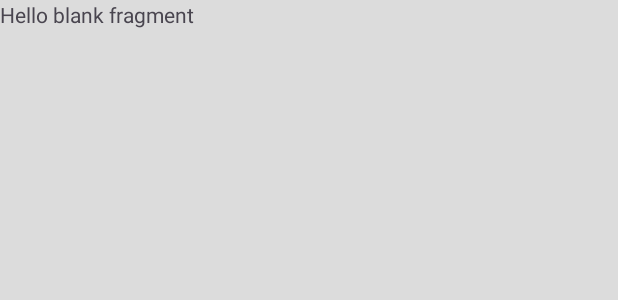
After one commit to MuchamadAndriyanto/ParfumStore, an Android app: the layout fragment_detail.xml on its own in the app's theme, with its tools: preview values and no code run, on a phone screen of 412 x 824 dp. The commit adds this screen. Shown: the top 300 px of the screen. Run offline under Robolectric (Android 15) with nearby library versions, the phone set to English and light mode, and no system bars.

Commit message:
update data

```diff
--- a/app/src/main/res/layout/activity_main.xml
+++ b/app/src/main/res/layout/activity_main.xml
@@ -19,6 +19,7 @@
         tools:ignore="MissingConstraints" />
 
     <com.google.android.material.bottomnavigation.BottomNavigationView
+        android:id="@+id/bottomNav"
         android:layout_width="0dp"
         android:layout_height="60dp"
         android:layout_marginStart="20dp"
--- a/app/src/main/res/layout/fragment_cart.xml
+++ b/app/src/main/res/layout/fragment_cart.xml
@@ -2,13 +2,13 @@
 <FrameLayout xmlns:android="http://schemas.android.com/apk/res/android"
     xmlns:tools="http://schemas.android.com/tools"
     android:layout_width="match_parent"
+    android:background="@color/bg"
     android:layout_height="match_parent"
     tools:context=".view.CartFragment">
 
-    <!-- TODO: Update blank fragment layout -->
     <TextView
         android:layout_width="match_parent"
         android:layout_height="match_parent"
-        android:text="@string/hello_blank_fragment" />
+        android:text="Cart" />
 
 </FrameLayout>
--- /dev/null
+++ b/app/src/main/res/layout/fragment_detail.xml
@@ -0,0 +1,15 @@
+<?xml version="1.0" encoding="utf-8"?>
+<FrameLayout xmlns:android="http://schemas.android.com/apk/res/android"
+    xmlns:tools="http://schemas.android.com/tools"
+    android:layout_width="match_parent"
+    android:layout_height="match_parent"
+    android:background="@color/bg"
+    tools:context=".view.DetailFragment">
+
+    <!-- TODO: Update blank fragment layout -->
+    <TextView
+        android:layout_width="match_parent"
+        android:layout_height="match_parent"
+        android:text="@string/hello_blank_fragment" />
+
+</FrameLayout>
--- a/app/src/main/res/layout/fragment_favorite.xml
+++ b/app/src/main/res/layout/fragment_favorite.xml
@@ -3,12 +3,12 @@
     xmlns:tools="http://schemas.android.com/tools"
     android:layout_width="match_parent"
     android:layout_height="match_parent"
+    android:background="@color/bg"
     tools:context=".view.FavoriteFragment">
 
-    <!-- TODO: Update blank fragment layout -->
     <TextView
         android:layout_width="match_parent"
         android:layout_height="match_parent"
-        android:text="@string/hello_blank_fragment" />
+        android:text="Favorite" />
 
 </FrameLayout>
--- a/app/src/main/res/layout/fragment_home.xml
+++ b/app/src/main/res/layout/fragment_home.xml
@@ -99,7 +99,7 @@
 
         <TextView
             android:id="@+id/tvPopular"
-            android:text="Pupular"
+            android:text="Popular"
             android:textStyle="bold"
             android:textSize="20sp"
             android:layout_width="wrap_content"
```
Also changed, not shown: app/src/main/java/com/example/parfum/MainActivity.kt (+33 -0 lines), app/src/main/java/com/example/parfum/view/DetailFragment.kt (added, +20 -0 lines), app/src/main/java/com/example/parfum/view/HomeFragment.kt (+16 -7 lines), app/src/main/res/layout/list_parfume_popular.xml (+6 -7 lines), app/src/main/res/navigation/nav_componen.xml (+8 -0 lines), app/src/main/res/drawable/parfume_collection_2.jpg (added), app/src/main/res/drawable/parfume_collection_3.jpg (added), app/src/main/res/drawable/parfume_collection_4.jpg (added), app/src/main/res/drawable/parfume_collection_5.jpg (added), app/src/main/res/drawable/parfume_collection_6.jpg (added), 3 other files.
